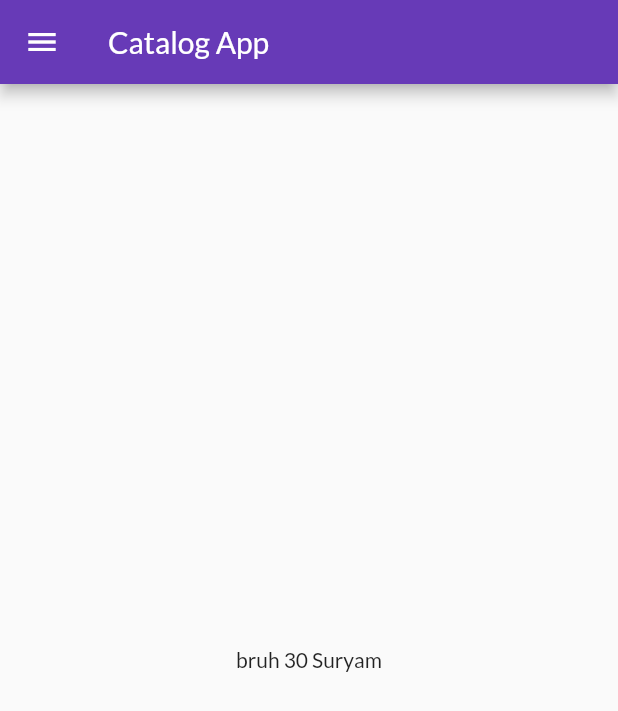
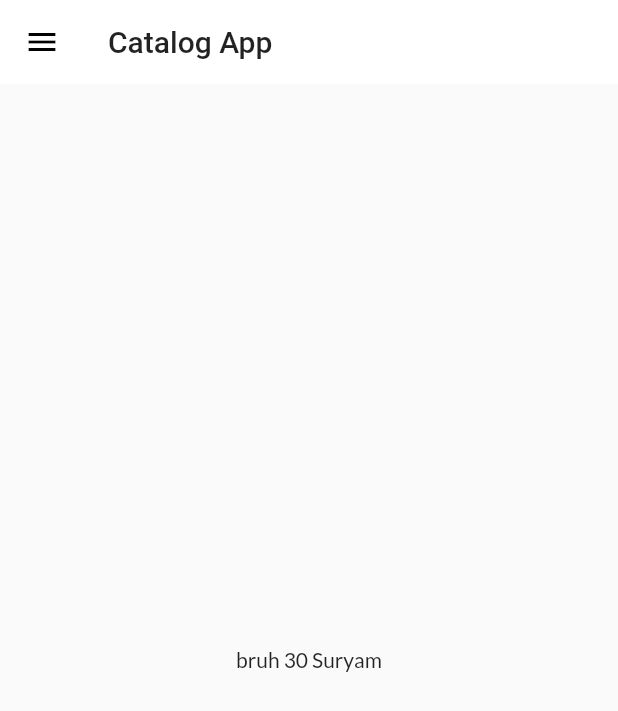
Before and after one commit to su5yam/app, a Flutter app: the screen it shows after launch, on a phone screen of 412 x 824 dp. Shown: the top 711 px of the screen. Run offline on Flutter 3.47's test engine with Material 2 defaults, Android fonts, the phone set to English and light mode, and no system bars; our stand-ins replace google_fonts.

Commit message:
themes added

```diff
--- a/lib/main.dart
+++ b/lib/main.dart
@@ -1,8 +1,9 @@
 import 'package:app/pages/loginpage.dart';
 import 'package:app/utils/route.dart';
+import 'package:app/widgets/themes.dart';
 import 'package:flutter/material.dart';
 import 'package:app/pages/homepage.dart';
-import 'package:google_fonts/google_fonts.dart';
+//import 'package:google_fonts/google_fonts.dart';
 
 void main() {
   runApp(MyApp());
@@ -14,11 +15,8 @@ class MyApp extends StatelessWidget {
   Widget build(BuildContext context) {
     return MaterialApp(
       themeMode: ThemeMode.light,
-      theme: ThemeData(
-        primarySwatch: Colors.deepPurple,
-        fontFamily: GoogleFonts.lato().fontFamily,
-      ),
-      darkTheme: ThemeData(brightness: Brightness.dark),
+      theme: MyTheme.lightTheme(context),
+      darkTheme: MyTheme.darkTheme(context),
       debugShowCheckedModeBanner: false,
       initialRoute: "/home",
       routes: {
--- a/lib/pages/homepage.dart
+++ b/lib/pages/homepage.dart
@@ -9,7 +9,9 @@ class Homepage extends StatelessWidget {
   Widget build(BuildContext context) {
     return Scaffold(
       appBar: AppBar(
-        title: Text('Catalog App'),
+        title: Text(
+          'Catalog App',
+        ),
       ),
       body: Center(
         child: Container(
--- /dev/null
+++ b/lib/widgets/themes.dart
@@ -0,0 +1,24 @@
+import 'package:flutter/material.dart';
+import 'package:google_fonts/google_fonts.dart';
+
+class MyTheme {
+  static ThemeData lightTheme(BuildContext context) => ThemeData(
+        primarySwatch: Colors.deepPurple,
+        fontFamily: GoogleFonts.lato().fontFamily,
+        appBarTheme: AppBarTheme(
+            color: Colors.white,
+            elevation: 0.0,
+            iconTheme: IconThemeData(color: Colors.black),
+            textTheme: Theme.of(context).textTheme),
+      );
+
+  static ThemeData darkTheme(BuildContext context) => ThemeData(
+        primarySwatch: Colors.deepPurple,
+        fontFamily: GoogleFonts.lato().fontFamily,
+        appBarTheme: AppBarTheme(
+            color: Colors.white,
+            elevation: 0.0,
+            iconTheme: IconThemeData(color: Colors.black),
+            textTheme: Theme.of(context).textTheme),
+      );
+}
```
